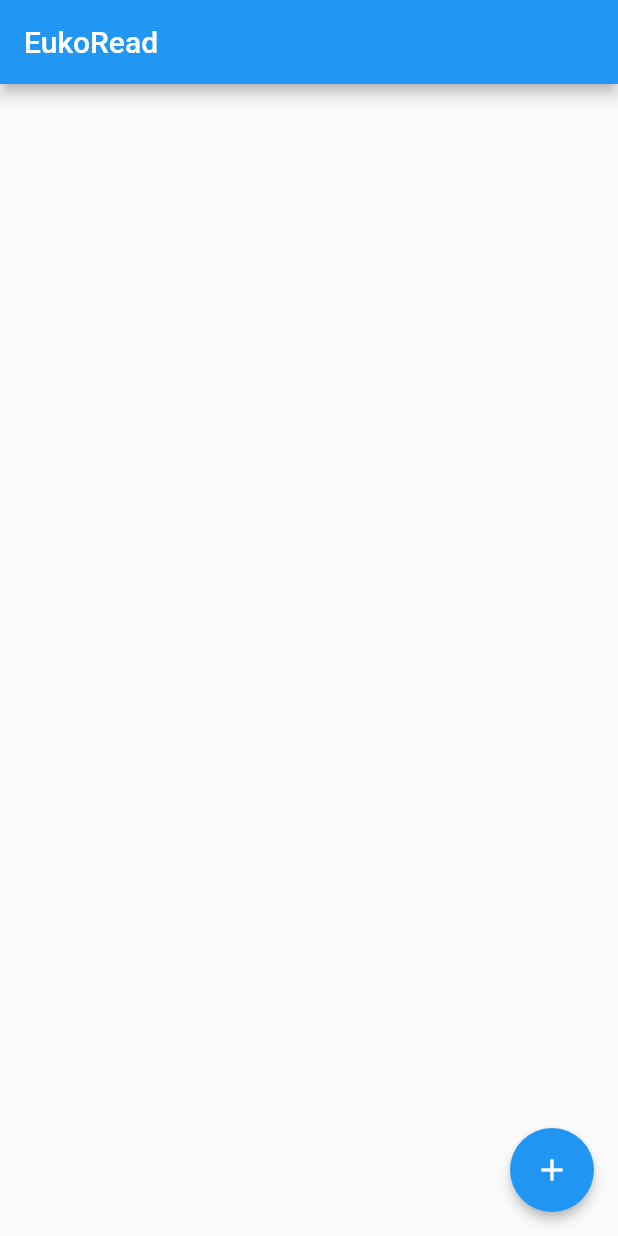
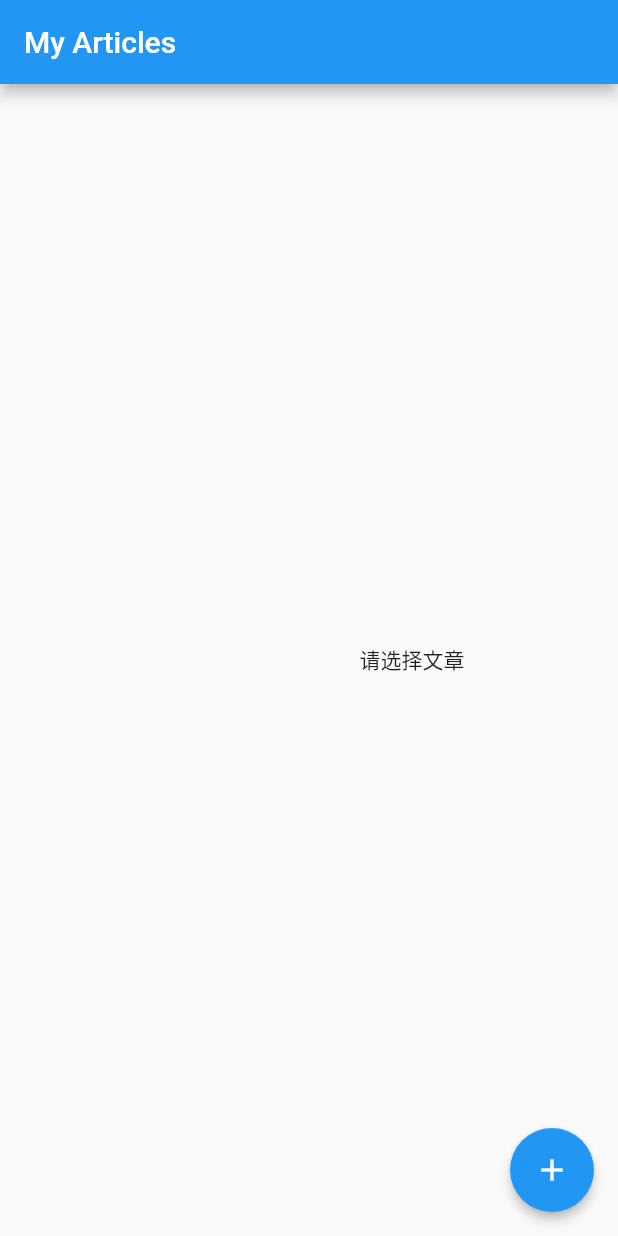
Before and after one commit to CooperHash/EukoRead, a Flutter app: the screen it shows after launch, on a phone screen of 412 x 824 dp. Run offline on Flutter 3.47's test engine with Material 2 defaults, Android fonts, the phone set to English and light mode, and no system bars; our stand-ins replace flutter_cache_manager, flutter_html, flutter_markdown, flutter_svg, html_unescape; missing offline and left inert: desktop_window.

Commit message:
change main page into two column display

```diff
--- a/lib/article_details.dart
+++ b/lib/article_details.dart
@@ -1,5 +1,6 @@
 import 'package:flutter/material.dart';
 import 'package:flutter_html/flutter_html.dart';
+import 'package:flutter_html/style.dart';
 import 'package:flutter_markdown/flutter_markdown.dart';
 import 'article.dart';
 
@@ -44,6 +45,7 @@ class _ArticleDetailsState extends State<ArticleDetails> {
               "p": Style(
                   fontSize: FontSize(22),
                   padding: EdgeInsets.only(bottom: 8.0)),
+              "img": Style(width: MediaQuery.of(context).size.width * 0.8),
             },
           )),
     ));
--- a/lib/main.dart
+++ b/lib/main.dart
@@ -41,6 +41,7 @@ class HomePage extends StatefulWidget {
 
 class _HomePageState extends State<HomePage> {
   List<Article> _articles = [];
+  Article? _selectedArticle;
 
   @override
   void initState() {
@@ -100,12 +101,9 @@ class _HomePageState extends State<HomePage> {
               : null,
           title: Text(_articles[index].title),
           onTap: () {
-            Navigator.push(
-              context,
-              MaterialPageRoute(
-                builder: (context) => ArticleDetails(article: _articles[index]),
-              ),
-            );
+            setState(() {
+              _selectedArticle = _articles[index];
+            });
           },
           onLongPress: () {
             showDialog(
@@ -139,12 +137,51 @@ class _HomePageState extends State<HomePage> {
     );
   }
 
-  // Widget _buildFloatingActionButton(BuildContext context) {
-  //   return FloatingActionButton(
-  //     onPressed: () => _showUrlInputDialog(context),
-  //     child: Icon(Icons.add),
-  //   );
-  // }
+  Widget _buildContent() {
+    if (_selectedArticle == null) {
+      return Center(child: Text('请选择文章'));
+    }
+    return Padding(
+      padding: const EdgeInsets.all(16.0),
+      child: SingleChildScrollView(
+        child: Html(
+          data: _selectedArticle!.content.replaceAll('\n', '<br>'),
+          style: {
+            "body": Style(margin: EdgeInsets.all(8.0)),
+            "h2": Style(fontSize: FontSize(26)),
+            "h4": Style(fontSize: FontSize(22)),
+            "p": Style(
+              fontSize: FontSize(22),
+              padding: EdgeInsets.only(bottom: 8.0),
+            ),
+          },
+        ),
+      ),
+    );
+  }
+
+  @override
+  Widget build(BuildContext context) {
+    return Scaffold(
+      appBar: AppBar(
+        title: Text('My Articles'),
+      ),
+      body: Row(
+        children: [
+          Expanded(
+            flex: 1,
+            child: _buildList(),
+          ),
+          Expanded(
+            flex: 2,
+            child: _buildContent(),
+          ),
+        ],
+      ),
+      floatingActionButton: _buildFloatingActionButton(context),
+      floatingActionButtonLocation: FloatingActionButtonLocation.endFloat,
+    );
+  }
 
   Widget _buildFloatingActionButton(BuildContext context) {
     return Container(
@@ -164,23 +201,7 @@ class _HomePageState extends State<HomePage> {
     );
   }
 
-  @override
-  Widget build(BuildContext context) {
-    return Scaffold(
-      appBar: AppBar(
-        title: Text('EukoRead'),
-      ),
-      body: Column(
-        children: [
-          Expanded(child: _buildList()),
-        ],
-      ),
-      floatingActionButton: _buildFloatingActionButton(context),
-      floatingActionButtonLocation: FloatingActionButtonLocation.endFloat,
-    );
-  }
-
-  // 显示输入框
+// 显示输入框
   void _showUrlInputDialog(BuildContext context) {
     final TextEditingController _urlController = TextEditingController();
     showDialog(
@@ -218,3 +239,12 @@ class _HomePageState extends State<HomePage> {
     );
   }
 }
+
+
+
+// Widget _buildFloatingActionButton(BuildContext context) {
+//   return FloatingActionButton(
+//     onPressed: () => _showUrlInputDialog(context),
+//     child: Icon(Icons.add),
+//   );
+// }
```
